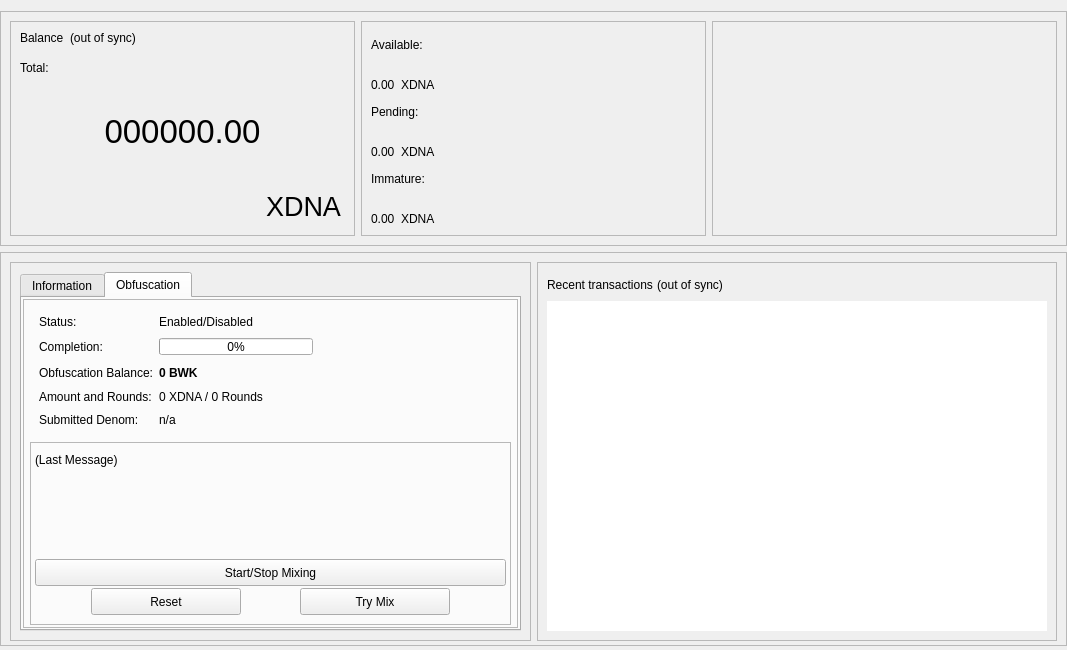
BitFriday/vidividi, file src/qt/forms/overviewpage.ui: the form before one commit.
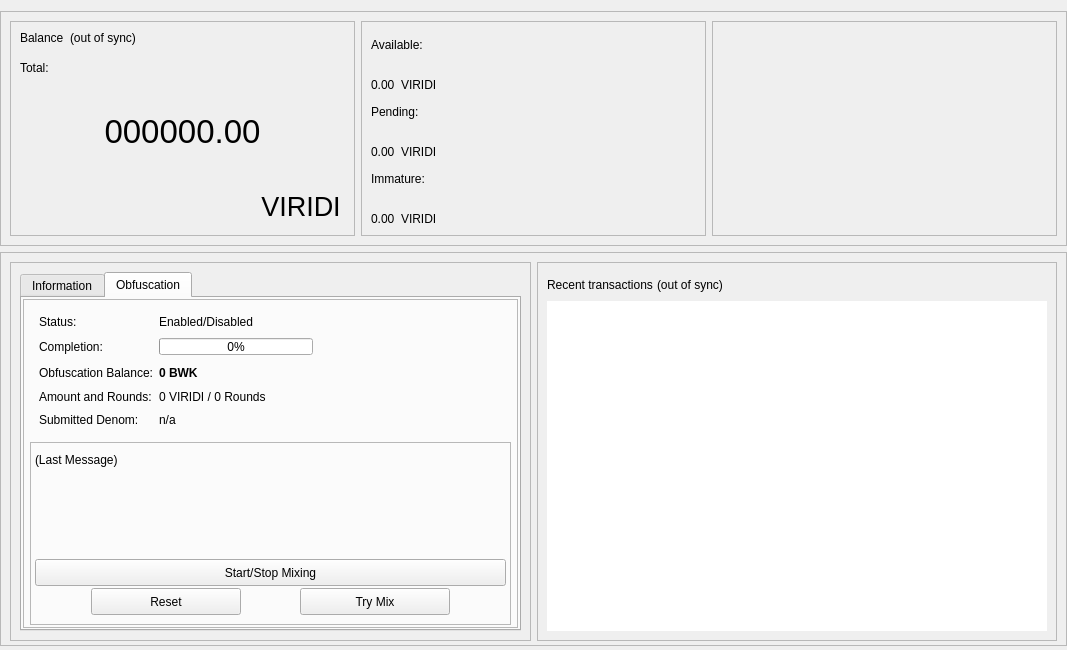
The form after the commit. The open tabs and pages were chosen to show the change.

What changed in the file:
```diff
--- a/src/qt/forms/overviewpage.ui
+++ b/src/qt/forms/overviewpage.ui
@@ -251,7 +251,7 @@
                   <cursorShape>PointingHandCursor</cursorShape>
                  </property>
                  <property name="text">
-                  <string>XDNA</string>
+                  <string>VIRIDI</string>
                  </property>
                  <property name="flat">
                   <bool>true</bool>
@@ -310,7 +310,7 @@
                <item>
                 <widget class="QLabel" name="label_XDNA2">
                  <property name="text">
-                  <string>XDNA</string>
+                  <string>VIRIDI</string>
                  </property>
                  <property name="alignment">
                   <set>Qt::AlignBottom|Qt::AlignLeading|Qt::AlignLeft</set>
@@ -354,7 +354,7 @@
                <item>
                 <widget class="QLabel" name="label_XDNA3">
                  <property name="text">
-                  <string>XDNA</string>
+                  <string>VIRIDI</string>
                  </property>
                  <property name="alignment">
                   <set>Qt::AlignBottom|Qt::AlignLeading|Qt::AlignLeft</set>
@@ -398,7 +398,7 @@
                <item>
                 <widget class="QLabel" name="label_XDNA4">
                  <property name="text">
-                  <string>XDNA</string>
+                  <string>VIRIDI</string>
                  </property>
                  <property name="alignment">
                   <set>Qt::AlignBottom|Qt::AlignLeading|Qt::AlignLeft</set>
@@ -1056,7 +1056,7 @@
                        <item row="3" column="1">
                         <widget class="QLabel" name="labelAmountRounds">
                          <property name="text">
-                          <string>0 XDNA / 0 Rounds</string>
+                          <string>0 VIRIDI / 0 Rounds</string>
                          </property>
                         </widget>
                        </item>
```
